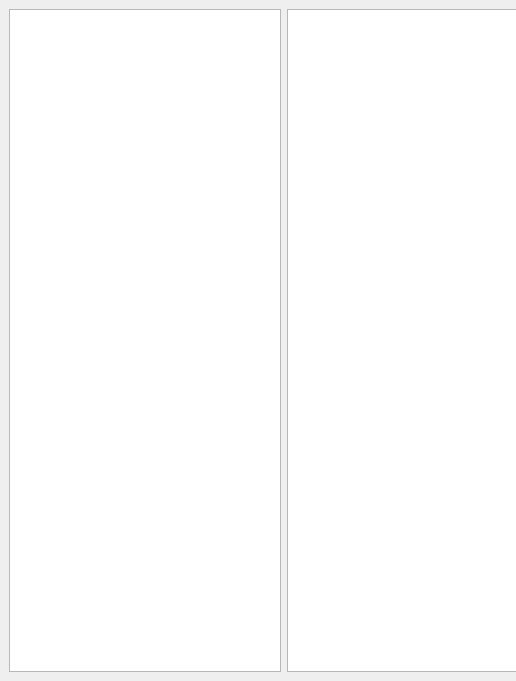
This is helpsystem.ui in mbartling/QtLC3 as Qt 5 draws it before an edit; both pictures show x 0 to 516 and y 0 to 681 of the 1091 by 681 pixel window. The edited form follows.
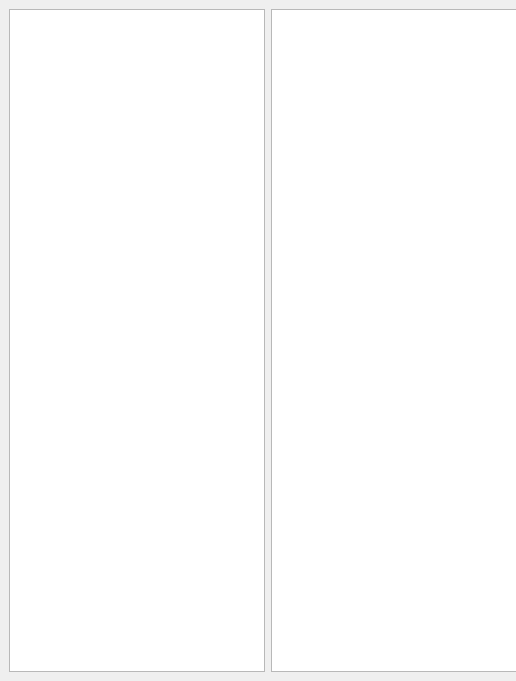
This is the edited form.

Commit message: Added command support

What changed in the file:
```diff
--- a/helpsystem.ui
+++ b/helpsystem.ui
@@ -34,10 +34,13 @@
      <widget class="QTreeView" name="helpFileTree">
       <property name="minimumSize">
        <size>
-        <width>272</width>
+        <width>50</width>
         <height>0</height>
        </size>
       </property>
+      <property name="alternatingRowColors">
+       <bool>false</bool>
+      </property>
       <property name="indentation">
        <number>10</number>
       </property>
@@ -47,11 +50,23 @@
       <property name="animated">
        <bool>true</bool>
       </property>
+      <property name="headerHidden">
+       <bool>false</bool>
+      </property>
+      <attribute name="headerVisible">
+       <bool>false</bool>
+      </attribute>
       <attribute name="headerCascadingSectionResizes">
        <bool>true</bool>
       </attribute>
+      <attribute name="headerDefaultSectionSize">
+       <number>103</number>
+      </attribute>
       <attribute name="headerMinimumSectionSize">
-       <number>30</number>
+       <number>10</number>
+      </attribute>
+      <attribute name="headerStretchLastSection">
+       <bool>true</bool>
       </attribute>
      </widget>
     </item>
```
The commit also changes 2 other files.
